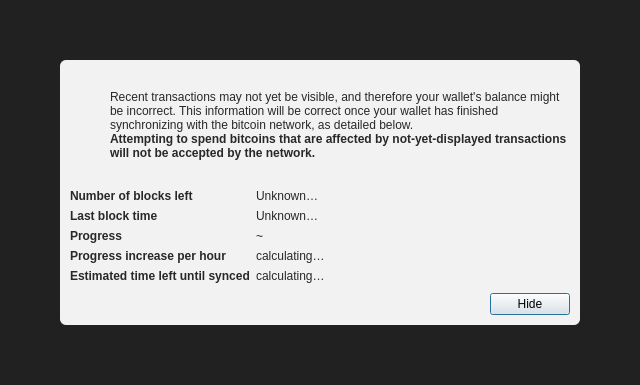
First picture: the form in src/qt/forms/modaloverlay.ui, repository genisyskernel/koyotecoin, before the edit.
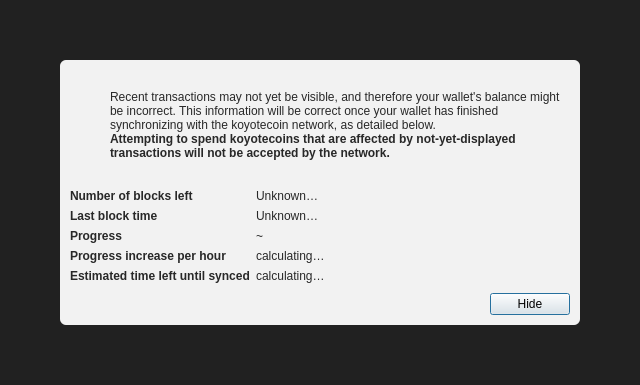
Second picture: the form after the edit. Icons and pictures are not drawn.

Commit message: koyotecoin: update code base.

What changed in the file:
```diff
--- a/src/qt/forms/modaloverlay.ui
+++ b/src/qt/forms/modaloverlay.ui
@@ -130,7 +130,7 @@
              <item>
               <widget class="QLabel" name="infoText">
                <property name="text">
-                <string>Recent transactions may not yet be visible, and therefore your wallet's balance might be incorrect. This information will be correct once your wallet has finished synchronizing with the bitcoin network, as detailed below.</string>
+                <string>Recent transactions may not yet be visible, and therefore your wallet's balance might be incorrect. This information will be correct once your wallet has finished synchronizing with the koyotecoin network, as detailed below.</string>
                </property>
                <property name="textFormat">
                 <enum>Qt::RichText</enum>
@@ -149,7 +149,7 @@
                 </font>
                </property>
                <property name="text">
-                <string>Attempting to spend bitcoins that are affected by not-yet-displayed transactions will not be accepted by the network.</string>
+                <string>Attempting to spend koyotecoins that are affected by not-yet-displayed transactions will not be accepted by the network.</string>
                </property>
                <property name="textFormat">
                 <enum>Qt::RichText</enum>
```
The commit also changes 2627 other files.
